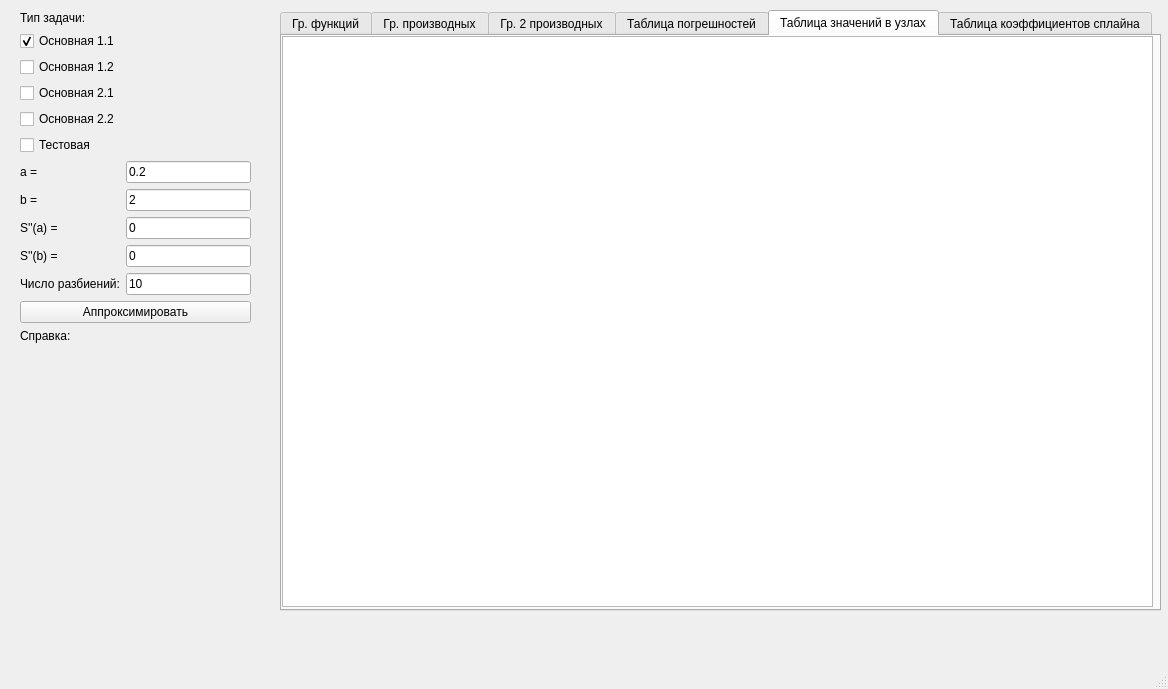
Before: the Qt Designer form ui/design.ui in lesnikowka/LabSpline, drawn with Qt 5.
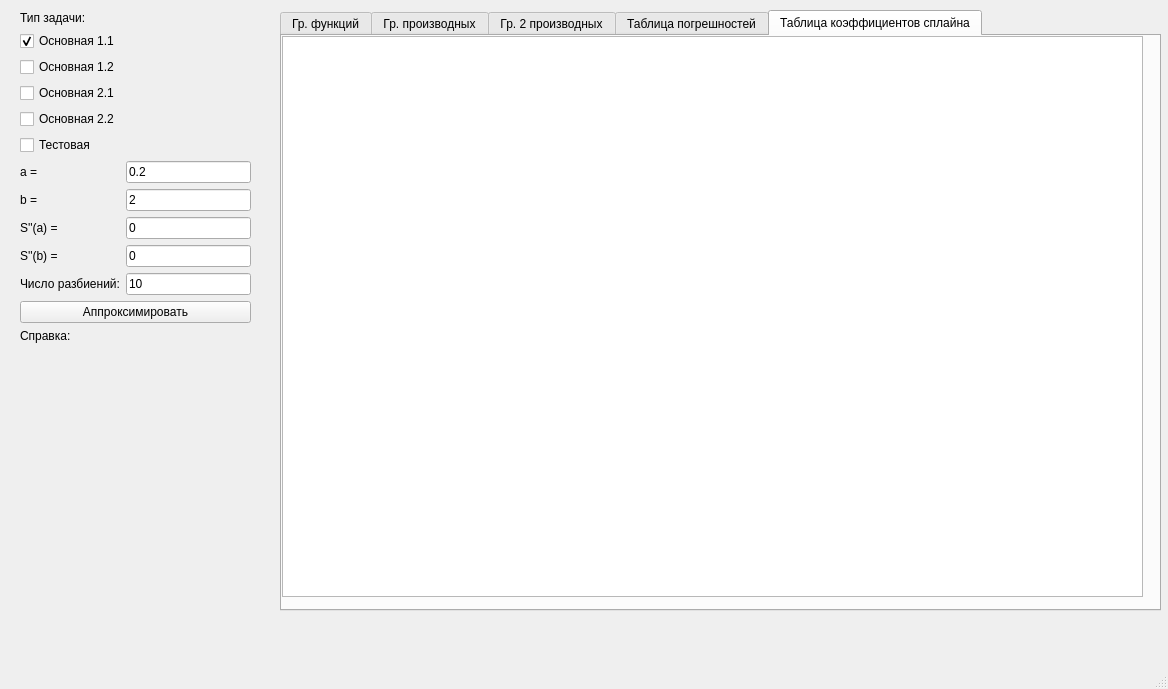
After: the same form once the commit is applied. The open tabs and pages were chosen to show the change.

Commit message: extra tab

Patch:
```diff
--- a/ui/design.ui
+++ b/ui/design.ui
@@ -101,21 +101,6 @@
       </property>
      </widget>
     </widget>
-    <widget class="QWidget" name="GridValuesTab">
-     <attribute name="title">
-      <string>Таблица значений в узлах</string>
-     </attribute>
-     <widget class="QTableWidget" name="GridValuesTable">
-      <property name="geometry">
-       <rect>
-        <x>0</x>
-        <y>0</y>
-        <width>871</width>
-        <height>571</height>
-       </rect>
-      </property>
-     </widget>
-    </widget>
     <widget class="QWidget" name="tab">
      <attribute name="title">
       <string>Таблица коэффициентов сплайна</string>
```
Left out of the diff: 2 changed lines with no effect on the pictures. The commit also changes 2 other files.
